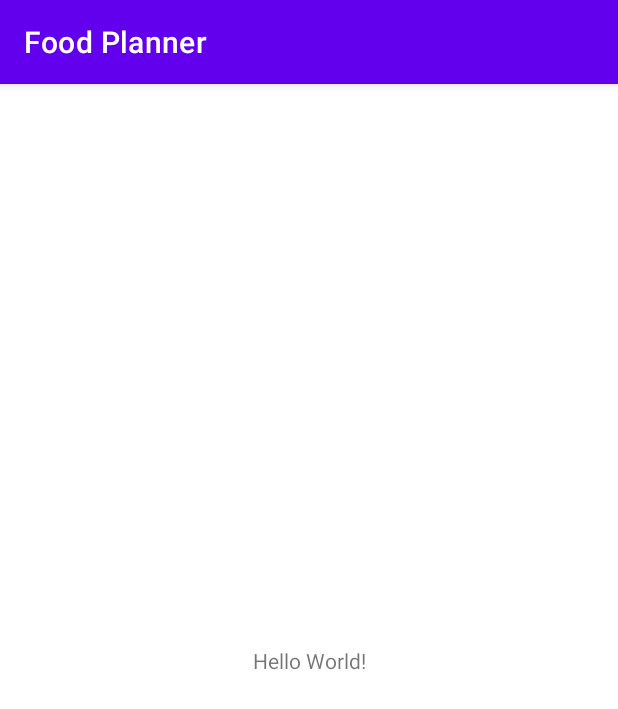
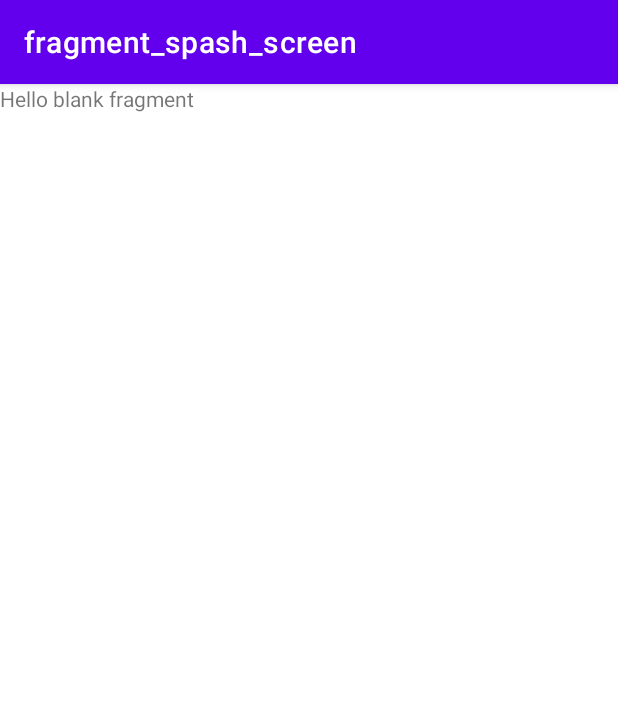
Before and after one commit to MarwanElbahnasawy/Yummy, an Android app: the screen it shows after launch (MainActivity), on a phone screen of 412 x 824 dp. Shown: the top 709 px of the screen. Run offline under Robolectric (Android 15) with nearby library versions, the phone set to English and light mode, and no system bars; our stand-ins replace navigation-ui.

Commit message:
Added some empty fragments

```diff
--- a/app/build.gradle
+++ b/app/build.gradle
@@ -26,6 +26,9 @@ android {
         sourceCompatibility JavaVersion.VERSION_1_8
         targetCompatibility JavaVersion.VERSION_1_8
     }
+    buildFeatures {
+        viewBinding true
+    }
 }
 
 dependencies {
@@ -33,6 +36,8 @@ dependencies {
     implementation 'androidx.appcompat:appcompat:1.5.1'
     implementation 'com.google.android.material:material:1.7.0'
     implementation 'androidx.constraintlayout:constraintlayout:2.1.4'
+    implementation 'androidx.lifecycle:lifecycle-livedata-ktx:2.5.1'
+    implementation 'androidx.lifecycle:lifecycle-viewmodel-ktx:2.5.1'
     testImplementation 'junit:junit:4.13.2'
     androidTestImplementation 'androidx.test.ext:junit:1.1.5'
     androidTestImplementation 'androidx.test.espresso:espresso-core:3.5.1'
--- a/app/src/main/java/com/example/foodplanner/MainActivity.java
+++ b/app/src/main/java/com/example/foodplanner/MainActivity.java
@@ -1,6 +1,9 @@
 package com.example.foodplanner;
 
 import androidx.appcompat.app.AppCompatActivity;
+import androidx.navigation.NavController;
+import androidx.navigation.Navigation;
+import androidx.navigation.ui.NavigationUI;
 
 import android.os.Bundle;
 
@@ -10,5 +13,9 @@ public class MainActivity extends AppCompatActivity {
     protected void onCreate(Bundle savedInstanceState) {
         super.onCreate(savedInstanceState);
         setContentView(R.layout.activity_main);
+
+        NavController navController = Navigation.findNavController(this, R.id.nav_host_fragment);
+        NavigationUI.setupActionBarWithNavController(this,navController);
+
     }
 }
--- /dev/null
+++ b/app/src/main/java/com/example/foodplanner/SpashScreen.java
@@ -0,0 +1,64 @@
+package com.example.foodplanner;
+
+import android.os.Bundle;
+
+import androidx.fragment.app.Fragment;
+
+import android.view.LayoutInflater;
+import android.view.View;
+import android.view.ViewGroup;
+
+/**
+ * A simple {@link Fragment} subclass.
+ * Use the {@link SpashScreen#newInstance} factory method to
+ * create an instance of this fragment.
+ */
+public class SpashScreen extends Fragment {
+
+    // TODO: Rename parameter arguments, choose names that match
+    // the fragment initialization parameters, e.g. ARG_ITEM_NUMBER
+    private static final String ARG_PARAM1 = "param1";
+    private static final String ARG_PARAM2 = "param2";
+
+    // TODO: Rename and change types of parameters
+    private String mParam1;
+    private String mParam2;
+
+    public SpashScreen() {
+        // Required empty public constructor
+    }
+
+    /**
+     * Use this factory method to create a new instance of
+     * this fragment using the provided parameters.
+     *
+     * @param param1 Parameter 1.
+     * @param param2 Parameter 2.
+     * @return A new instance of fragment SpashScreen.
+     */
+    // TODO: Rename and change types and number of parameters
+    public static SpashScreen newInstance(String param1, String param2) {
+        SpashScreen fragment = new SpashScreen();
+        Bundle args = new Bundle();
+        args.putString(ARG_PARAM1, param1);
+        args.putString(ARG_PARAM2, param2);
+        fragment.setArguments(args);
+        return fragment;
+    }
+
+    @Override
+    public void onCreate(Bundle savedInstanceState) {
+        super.onCreate(savedInstanceState);
+        if (getArguments() != null) {
+            mParam1 = getArguments().getString(ARG_PARAM1);
+            mParam2 = getArguments().getString(ARG_PARAM2);
+        }
+    }
+
+    @Override
+    public View onCreateView(LayoutInflater inflater, ViewGroup container,
+                             Bundle savedInstanceState) {
+        // Inflate the layout for this fragment
+        return inflater.inflate(R.layout.fragment_spash_screen, container, false);
+    }
+}
--- a/app/src/main/res/layout/activity_main.xml
+++ b/app/src/main/res/layout/activity_main.xml
@@ -6,13 +6,17 @@
     android:layout_height="match_parent"
     tools:context=".MainActivity">
 
-    <TextView
-        android:layout_width="wrap_content"
-        android:layout_height="wrap_content"
-        android:text="Hello World!"
+    <fragment
+        android:id="@+id/nav_host_fragment"
+        android:name="androidx.navigation.fragment.NavHostFragment"
+        android:layout_width="0dp"
+        android:layout_height="0dp"
+        app:layout_constraintLeft_toLeftOf="parent"
+        app:layout_constraintRight_toRightOf="parent"
+        app:layout_constraintTop_toTopOf="parent"
         app:layout_constraintBottom_toBottomOf="parent"
-        app:layout_constraintEnd_toEndOf="parent"
-        app:layout_constraintStart_toStartOf="parent"
-        app:layout_constraintTop_toTopOf="parent" />
+
+        app:defaultNavHost="true"
+        app:navGraph="@navigation/nav_graph" />
 
 </androidx.constraintlayout.widget.ConstraintLayout>
--- /dev/null
+++ b/app/src/main/res/layout/fragment_spash_screen.xml
@@ -0,0 +1,14 @@
+<?xml version="1.0" encoding="utf-8"?>
+<FrameLayout xmlns:android="http://schemas.android.com/apk/res/android"
+    xmlns:tools="http://schemas.android.com/tools"
+    android:layout_width="match_parent"
+    android:layout_height="match_parent"
+    tools:context=".SpashScreen">
+
+    <!-- TODO: Update blank fragment layout -->
+    <TextView
+        android:layout_width="match_parent"
+        android:layout_height="match_parent"
+        android:text="@string/hello_blank_fragment" />
+
+</FrameLayout>
--- /dev/null
+++ b/app/src/main/res/navigation/nav_graph.xml
@@ -0,0 +1,28 @@
+<?xml version="1.0" encoding="utf-8"?>
+<navigation xmlns:android="http://schemas.android.com/apk/res/android"
+    xmlns:app="http://schemas.android.com/apk/res-auto"
+    xmlns:tools="http://schemas.android.com/tools"
+    android:id="@+id/nav_graph"
+    app:startDestination="@id/spashScreen">
+
+    <fragment
+        android:id="@+id/spashScreen"
+        android:name="com.example.foodplanner.SpashScreen"
+        android:label="fragment_spash_screen"
+        tools:layout="@layout/fragment_spash_screen" />
+    <fragment
+        android:id="@+id/onBoarding"
+        android:name="com.example.foodplanner.OnBoarding"
+        android:label="fragment_on_boarding"
+        tools:layout="@layout/fragment_on_boarding" />
+    <fragment
+        android:id="@+id/signIn"
+        android:name="com.example.foodplanner.SignIn"
+        android:label="fragment_sign_in"
+        tools:layout="@layout/fragment_sign_in" />
+    <fragment
+        android:id="@+id/register"
+        android:name="com.example.foodplanner.Register"
+        android:label="fragment_register"
+        tools:layout="@layout/fragment_register" />
+</navigation>
--- a/app/src/main/res/values/strings.xml
+++ b/app/src/main/res/values/strings.xml
@@ -1,3 +1,9 @@
 <resources>
     <string name="app_name">Food Planner</string>
+    <!-- TODO: Remove or change this placeholder text -->
+    <string name="hello_blank_fragment">Hello blank fragment</string>
+    <string name="title_activity_navigation">NavigationActivity</string>
+    <string name="title_home">Home</string>
+    <string name="title_dashboard">Dashboard</string>
+    <string name="title_notifications">Notifications</string>
 </resources>
```
Also changed, not shown: app/src/main/java/com/example/foodplanner/OnBoarding.java (added, +64 -0 lines), app/src/main/java/com/example/foodplanner/Register.java (added, +64 -0 lines), app/src/main/java/com/example/foodplanner/SignIn.java (added, +64 -0 lines), app/src/main/res/drawable/ic_dashboard_black_24dp.xml (added, +9 -0 lines), app/src/main/res/drawable/ic_home_black_24dp.xml (added, +9 -0 lines), app/src/main/res/drawable/ic_notifications_black_24dp.xml (added, +9 -0 lines), app/src/main/res/layout/fragment_on_boarding.xml (added, +14 -0 lines), app/src/main/res/layout/fragment_register.xml (added, +14 -0 lines), app/src/main/res/layout/fragment_sign_in.xml (added, +14 -0 lines), app/src/main/res/menu/nav_menu.xml (added, +19 -0 lines).
